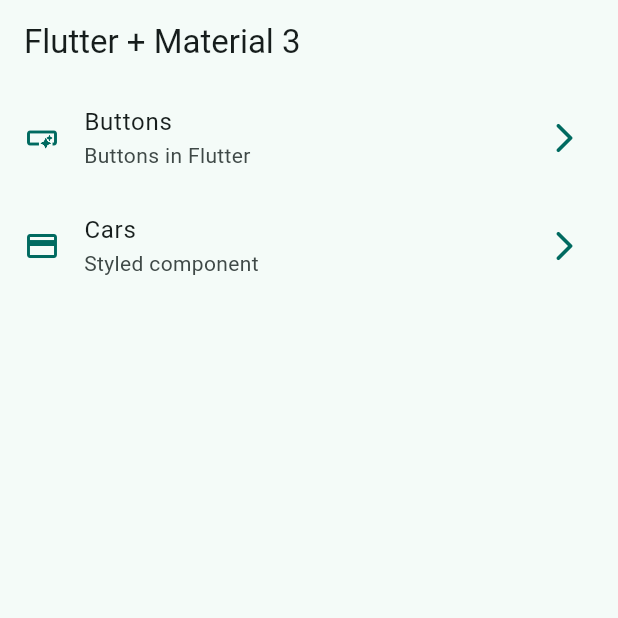
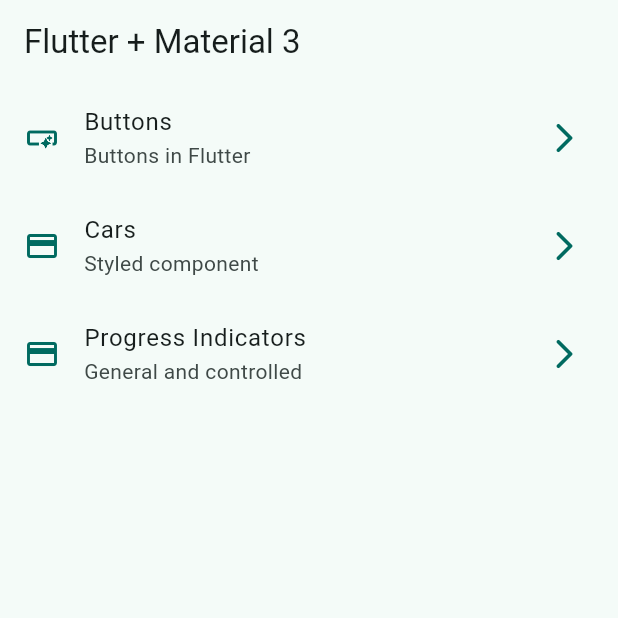
Before and after one commit to jumagu/widgets_app, a Flutter app: the screen it shows after launch, on a phone screen of 412 x 824 dp, the top half of it. Run offline on Flutter 3.47's test engine with Material 3 defaults, Android fonts, the phone set to English and light mode, and no system bars; our stand-ins replace go_router.

Commit message:
Add Progress Indicators screen and update routing

```diff
--- a/lib/config/menu/menu_items.dart
+++ b/lib/config/menu/menu_items.dart
@@ -24,4 +24,9 @@ const appMenuItems = <MenuItem>[
       subTitle: 'Styled component',
       link: '/cards',
       icon: Icons.credit_card),
+  MenuItem(
+      title: 'Progress Indicators',
+      subTitle: 'General and controlled',
+      link: '/progress',
+      icon: Icons.credit_card),
 ];
--- a/lib/config/router/app_router.dart
+++ b/lib/config/router/app_router.dart
@@ -20,5 +20,10 @@ final appRouter = GoRouter(
       name: CardsScreen.routeName,
       builder: (context, state) => CardsScreen(),
     ),
+    GoRoute(
+      path: '/progress',
+      name: ProgressScreen.routeName,
+      builder: (context, state) => ProgressScreen(),
+    ),
   ],
 );
```
Also changed, not shown: lib/presentation/screens/progress/progress_screen.dart (+75 -1 lines).
